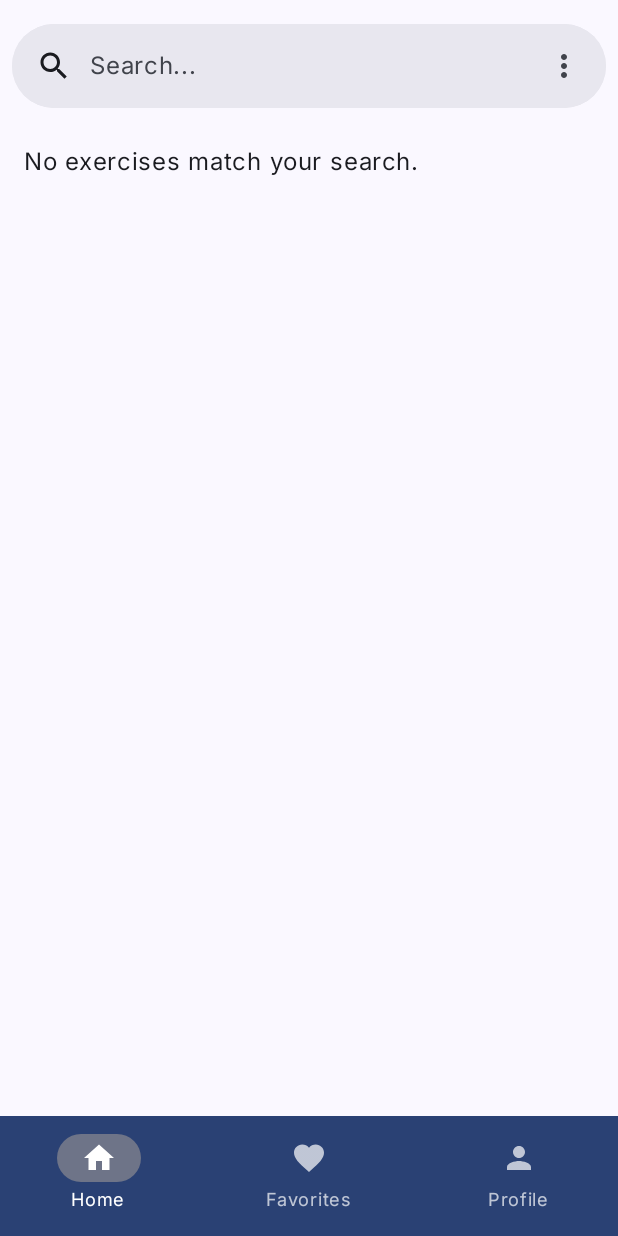
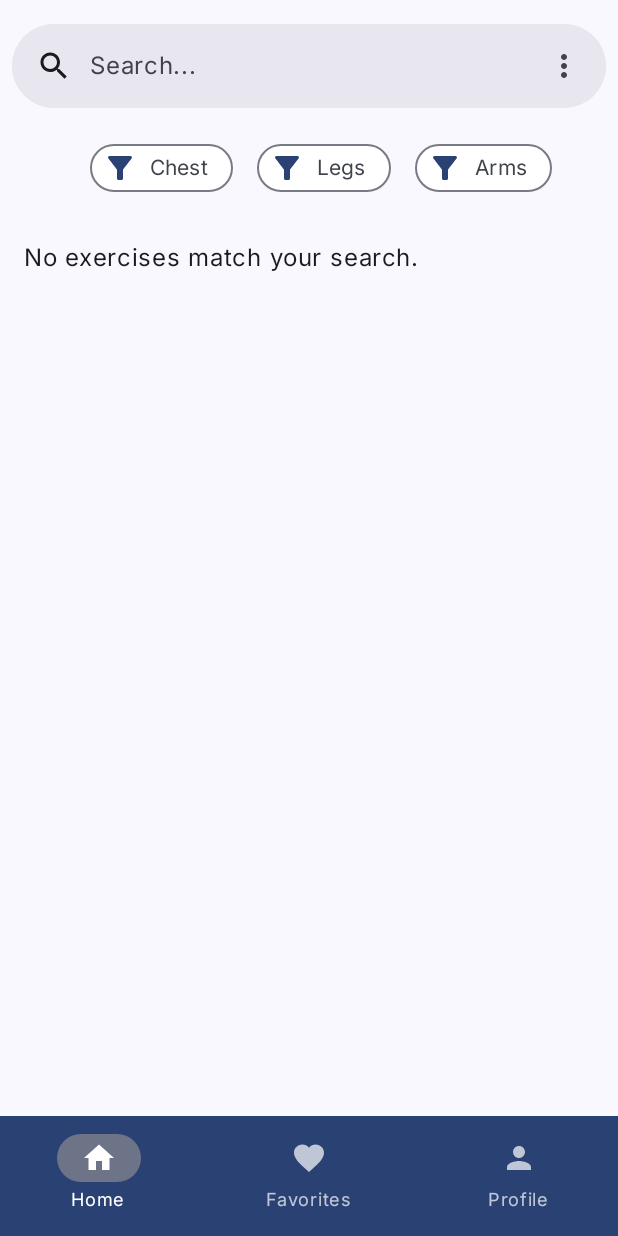
Before and after one commit to foivospro/DDMA, an Android app built with Jetpack Compose: the composable ExcercisesList called with empty values, on a phone screen of 412 x 824 dp. Run offline under Robolectric (Android 15) with nearby library versions, the phone set to English and light mode, and no system bars; 4 statements that could not run were skipped.

Commit message:
Impove Excercise Picker Screen

```diff
--- a/app/build.gradle.kts
+++ b/app/build.gradle.kts
@@ -61,6 +61,7 @@ dependencies {
     implementation(libs.androidx.ui.graphics)
     implementation(libs.androidx.ui.tooling.preview)
     implementation(libs.androidx.material3)
+
     testImplementation(libs.junit)
     androidTestImplementation(libs.androidx.junit)
     androidTestImplementation(libs.androidx.espresso.core)
--- a/app/src/main/java/com/example/gymappdemo/ExcercisePickerScreen.kt
+++ b/app/src/main/java/com/example/gymappdemo/ExcercisePickerScreen.kt
@@ -1,38 +1,33 @@
 package com.example.gymappdemo
 
-import android.content.res.Configuration
 import androidx.annotation.DrawableRes
 import androidx.annotation.StringRes
 import androidx.compose.animation.AnimatedVisibility
 import androidx.compose.animation.ExperimentalAnimationApi
-import androidx.compose.animation.core.MutableTransitionState
 import androidx.compose.animation.core.Spring
 import androidx.compose.animation.core.spring
-import androidx.compose.animation.fadeIn
 import androidx.compose.animation.fadeOut
 import androidx.compose.animation.slideInVertically
-import androidx.compose.foundation.Image
 import androidx.compose.foundation.clickable
 import androidx.compose.foundation.layout.Arrangement
 import androidx.compose.foundation.layout.Box
 import androidx.compose.foundation.layout.Column
 import androidx.compose.foundation.layout.PaddingValues
-import androidx.compose.foundation.layout.fillMaxWidth
-import androidx.compose.foundation.layout.padding
-import androidx.compose.foundation.layout.sizeIn
 import androidx.compose.foundation.layout.Row
 import androidx.compose.foundation.layout.Spacer
 import androidx.compose.foundation.layout.fillMaxHeight
 import androidx.compose.foundation.layout.fillMaxSize
+import androidx.compose.foundation.layout.fillMaxWidth
 import androidx.compose.foundation.layout.height
+import androidx.compose.foundation.layout.padding
 import androidx.compose.foundation.layout.size
+import androidx.compose.foundation.layout.sizeIn
 import androidx.compose.foundation.layout.width
 import androidx.compose.foundation.lazy.LazyColumn
 import androidx.compose.foundation.lazy.items
 import androidx.compose.foundation.lazy.itemsIndexed
 import androidx.compose.foundation.rememberScrollState
 import androidx.compose.foundation.shape.RoundedCornerShape
-import androidx.compose.foundation.text.input.rememberTextFieldState
 import androidx.compose.foundation.verticalScroll
 import androidx.compose.material.icons.Icons
 import androidx.compose.material.icons.filled.MoreVert
@@ -41,31 +36,26 @@ import androidx.compose.material3.Button
 import androidx.compose.material3.Card
 import androidx.compose.material3.CardDefaults
 import androidx.compose.material3.ExperimentalMaterial3Api
+import androidx.compose.material3.FilterChip
+import androidx.compose.material3.FilterChipDefaults
 import androidx.compose.material3.Icon
 import androidx.compose.material3.ListItem
 import androidx.compose.material3.MaterialTheme
 import androidx.compose.material3.Scaffold
 import androidx.compose.material3.SearchBar
-import androidx.compose.material3.SearchBarDefaults
 import androidx.compose.material3.Text
 import androidx.compose.runtime.Composable
 import androidx.compose.runtime.getValue
 import androidx.compose.runtime.mutableStateOf
-import androidx.compose.runtime.remember
 import androidx.compose.runtime.saveable.rememberSaveable
 import androidx.compose.runtime.setValue
 import androidx.compose.ui.Alignment
 import androidx.compose.ui.Modifier
 import androidx.compose.ui.draw.clip
-import androidx.compose.ui.layout.ContentScale
 import androidx.compose.ui.res.painterResource
 import androidx.compose.ui.res.stringResource
-import androidx.compose.ui.semantics.isTraversalGroup
-import androidx.compose.ui.semantics.semantics
-import androidx.compose.ui.semantics.traversalIndex
 import androidx.compose.ui.tooling.preview.Preview
 import androidx.compose.ui.unit.dp
-import com.example.gymappdemo.sampledata.DataSource
 import com.example.gymappdemo.sampledata.Excercise
 import com.example.gymappdemo.ui.theme.GymAppDemoTheme
 
@@ -78,7 +68,7 @@ fun ExcercisesList(
 ) {
     var query by rememberSaveable { mutableStateOf("") }
     var active by rememberSaveable { mutableStateOf(false) }
-
+    val muscleGroups = listOf("Chest", "Legs", "Arms")
     Scaffold(
         bottomBar = { BottomNavigationBar() }
     ) { scaffoldPadding ->
@@ -120,7 +110,39 @@ fun ExcercisesList(
                     }
                 }
             }
-
+            Row(
+                modifier = Modifier
+                    .fillMaxWidth()
+                    .padding(8.dp)
+                    .align(Alignment.CenterHorizontally),
+                horizontalArrangement = Arrangement.Center
+            ) {
+                for (muscleGroup in muscleGroups) {
+                    FilterChip(
+                        onClick = { /*TODO*/ },
+                        label = { Text(muscleGroup) },
+                        selected = false,
+                        modifier = Modifier
+                            .padding(start = 16.dp),
+                        leadingIcon = {
+                            Icon(
+                                painter = painterResource(R.drawable.filter_alt),
+                                contentDescription = null
+                            )
+                        },
+                        shape = RoundedCornerShape(50), // Pill-shaped design
+                        colors = FilterChipDefaults.filterChipColors(
+                            containerColor = MaterialTheme.colorScheme.onSecondary, // Default background
+                            selectedContainerColor = MaterialTheme.colorScheme.primaryContainer,
+                        ),
+                        border = FilterChipDefaults.filterChipBorder(
+                            borderColor = MaterialTheme.colorScheme.outline,
+                            selectedBorderColor = MaterialTheme.colorScheme.primary,
+                            disabledBorderColor = MaterialTheme.colorScheme.onSurface.copy(alpha = 0.25f)
+                    )
+                    )
+                }
+            }
             // Filtered Exercise List
             val filteredExercises = if (query.isNotEmpty()) {
                 excercises.filter {
@@ -190,6 +212,31 @@ fun ExerciseCard(
                 .padding(16.dp)
                 .sizeIn(minHeight = 72.dp)
         ) {
+
+            // Image and Button Column
+            Column(
+                horizontalAlignment = Alignment.CenterHorizontally,
+                verticalArrangement = Arrangement.SpaceBetween,
+                modifier = Modifier.fillMaxHeight()
+            ) {
+                Icon(
+                    painter = painterResource(iconResource),
+                    contentDescription = stringResource(name),
+                    modifier = Modifier
+                        .size(56.dp) // Adjust size for better fit
+                        .clip(RoundedCornerShape(8.dp)),
+                    tint = MaterialTheme.colorScheme.primary
+                )
+                Spacer(modifier = Modifier.height(8.dp))
+                Button(
+                    onClick = onStartClick,
+                    modifier = Modifier
+                        .sizeIn(minWidth = 80.dp, minHeight = 24.dp)
+                ) {
+                    Text("Add", style = MaterialTheme.typography.labelSmall)
+                }
+            }
+            Spacer(modifier = Modifier.width(40.dp))
             // Text Column
             Column(
                 modifier = Modifier.weight(1f),
@@ -203,33 +250,6 @@ fun ExerciseCard(
                     text = stringResource(descriptionRes),
                     style = MaterialTheme.typography.bodyLarge
                 )
-            }
-
-            Spacer(Modifier.width(16.dp))
-
-            // Image and Button Column
-            Column(
-                horizontalAlignment = Alignment.CenterHorizontally,
-                verticalArrangement = Arrangement.SpaceBetween,
-                modifier = Modifier.fillMaxHeight()
-            ) {
-                Image(
-                    painter = painterResource(iconResource),
-                    contentDescription = stringResource(name),
-                    alignment = Alignment.Center,
-                    contentScale = ContentScale.Crop,
-                    modifier = Modifier
-                        .size(56.dp) // Adjust size for better fit
-                        .clip(RoundedCornerShape(8.dp))
-                )
-                Spacer(modifier = Modifier.height(8.dp))
-                Button(
-                    onClick = onStartClick,
-                    modifier = Modifier
-                        .sizeIn(minWidth = 80.dp, minHeight = 24.dp)
-                ) {
-                    Text("Add", style = MaterialTheme.typography.labelSmall)
-                }
             }
         }
     }
--- /dev/null
+++ b/app/src/main/res/drawable/filter_alt.xml
@@ -0,0 +1,9 @@
+<vector xmlns:android="http://schemas.android.com/apk/res/android"
+    android:width="24dp"
+    android:height="24dp"
+    android:viewportWidth="24"
+    android:viewportHeight="24">
+  <path
+      android:fillColor="#FF000000"
+      android:pathData="M4.25,5.61C6.27,8.2 10,13 10,13v6c0,0.55 0.45,1 1,1h2c0.55,0 1,-0.45 1,-1v-6c0,0 3.72,-4.8 5.74,-7.39C20.25,4.95 19.78,4 18.95,4H5.04C4.21,4 3.74,4.95 4.25,5.61z"/>
+</vector>
--- a/gradle/libs.versions.toml
+++ b/gradle/libs.versions.toml
@@ -11,6 +11,7 @@ composeBom = "2023.08.00"
 uiTextGoogleFonts = "1.7.6"
 composeAnimation = "1.7.6"
 materialIconsExtended = "1.7.6"
+composeMaterial = "1.4.0"
 
 [libraries]
 androidx-core-ktx = { group = "androidx.core", name = "core-ktx", version.ref = "coreKtx" }
```
